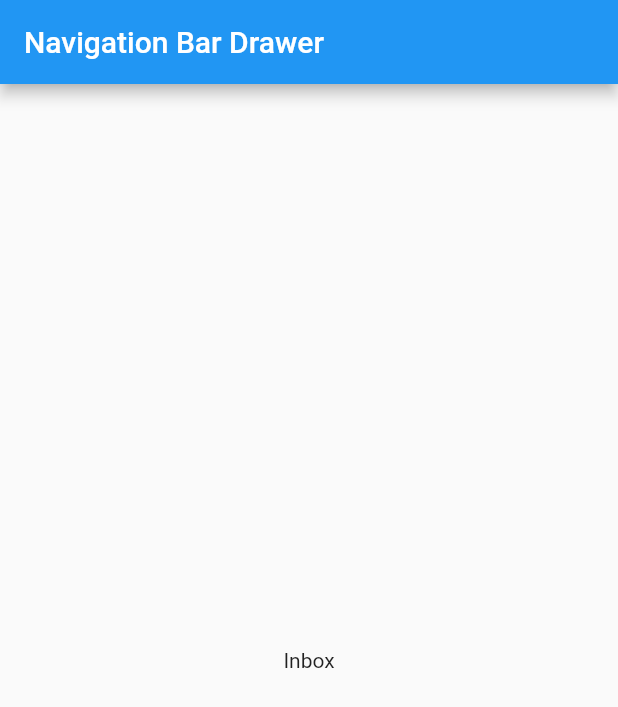
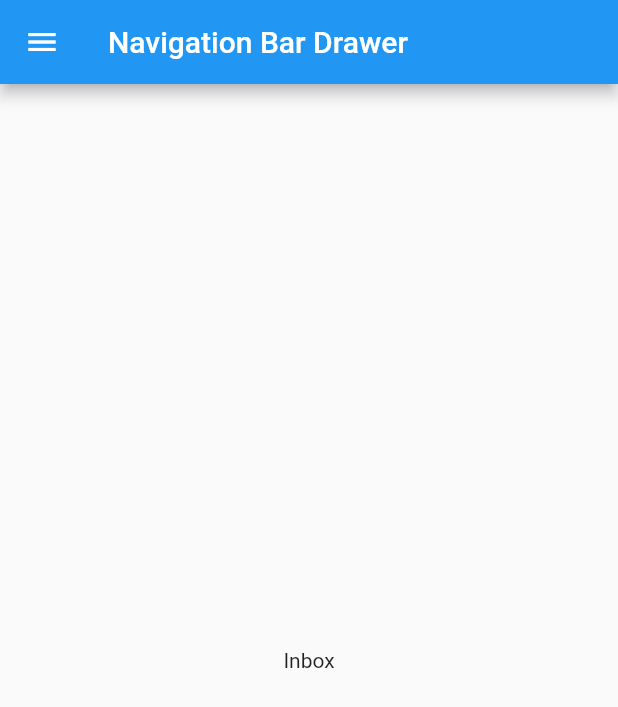
Before and after one commit to ruiyotabby/navigation_drawer, a Flutter app: the screen it shows after launch, on a phone screen of 412 x 824 dp. Shown: the top 707 px of the screen. Run offline on Flutter 3.47's test engine with Material 2 defaults, Android fonts, the phone set to English and light mode, and no system bars.

Commit message:
commit
Signed-off-by: Ruiyot Abby <ruiyotabby@gmail.com>

```diff
--- a/lib/main.dart
+++ b/lib/main.dart
@@ -36,7 +36,7 @@ class _MainPageState extends State<MainPage> {
       child: Text('Sent'),
     ),
     Center(
-      child: Text('Draft'),
+      child: Text('Drafts'),
     ),
     Center(
       child: Text('Trash'),
@@ -53,6 +53,7 @@ class _MainPageState extends State<MainPage> {
           title: Text('Navigation Bar Drawer'),
         ),
         body: pages[indecClicked],
+        drawer: Drawer(),
       ),
     );
   }
```
